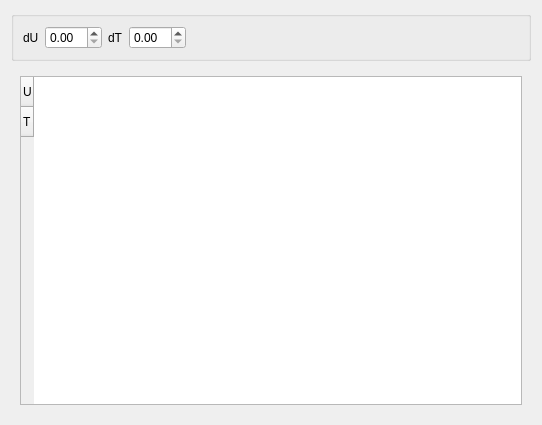
Qt form zrm/zrmcellview.ui (dostapazov/powermon_v4) before a commit.
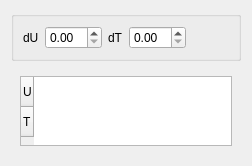
The same form after that commit.

Patch:
```diff
--- a/zrm/zrmcellview.ui
+++ b/zrm/zrmcellview.ui
@@ -6,10 +6,16 @@
    <rect>
     <x>0</x>
     <y>0</y>
-    <width>542</width>
-    <height>425</height>
+    <width>252</width>
+    <height>162</height>
    </rect>
   </property>
+  <property name="sizePolicy">
+   <sizepolicy hsizetype="Maximum" vsizetype="Preferred">
+    <horstretch>0</horstretch>
+    <verstretch>0</verstretch>
+   </sizepolicy>
+  </property>
   <property name="windowTitle">
    <string>Form</string>
   </property>
@@ -20,7 +26,7 @@
    <item>
     <widget class="QGroupBox" name="groupBox">
      <property name="sizePolicy">
-      <sizepolicy hsizetype="Preferred" vsizetype="Maximum">
+      <sizepolicy hsizetype="Maximum" vsizetype="Preferred">
        <horstretch>0</horstretch>
        <verstretch>0</verstretch>
       </sizepolicy>
@@ -62,6 +68,9 @@
         <property name="orientation">
          <enum>Qt::Horizontal</enum>
         </property>
+        <property name="sizeType">
+         <enum>QSizePolicy::Expanding</enum>
+        </property>
         <property name="sizeHint" stdset="0">
          <size>
           <width>346</width>
@@ -75,15 +84,27 @@
    </item>
    <item>
     <widget class="QStackedWidget" name="stackedWidget">
+     <property name="sizePolicy">
+      <sizepolicy hsizetype="Maximum" vsizetype="Preferred">
+       <horstretch>0</horstretch>
+       <verstretch>0</verstretch>
+      </sizepolicy>
+     </property>
      <property name="currentIndex">
       <number>0</number>
      </property>
      <widget class="QWidget" name="table_page">
+      <property name="sizePolicy">
+       <sizepolicy hsizetype="Maximum" vsizetype="Preferred">
+        <horstretch>0</horstretch>
+        <verstretch>0</verstretch>
+       </sizepolicy>
+      </property>
       <layout class="QVBoxLayout" name="verticalLayout_2">
        <item>
         <widget class="QTableWidget" name="cell_table">
          <property name="sizePolicy">
-          <sizepolicy hsizetype="Expanding" vsizetype="Expanding">
+          <sizepolicy hsizetype="Maximum" vsizetype="Preferred">
            <horstretch>0</horstretch>
            <verstretch>0</verstretch>
           </sizepolicy>
```
